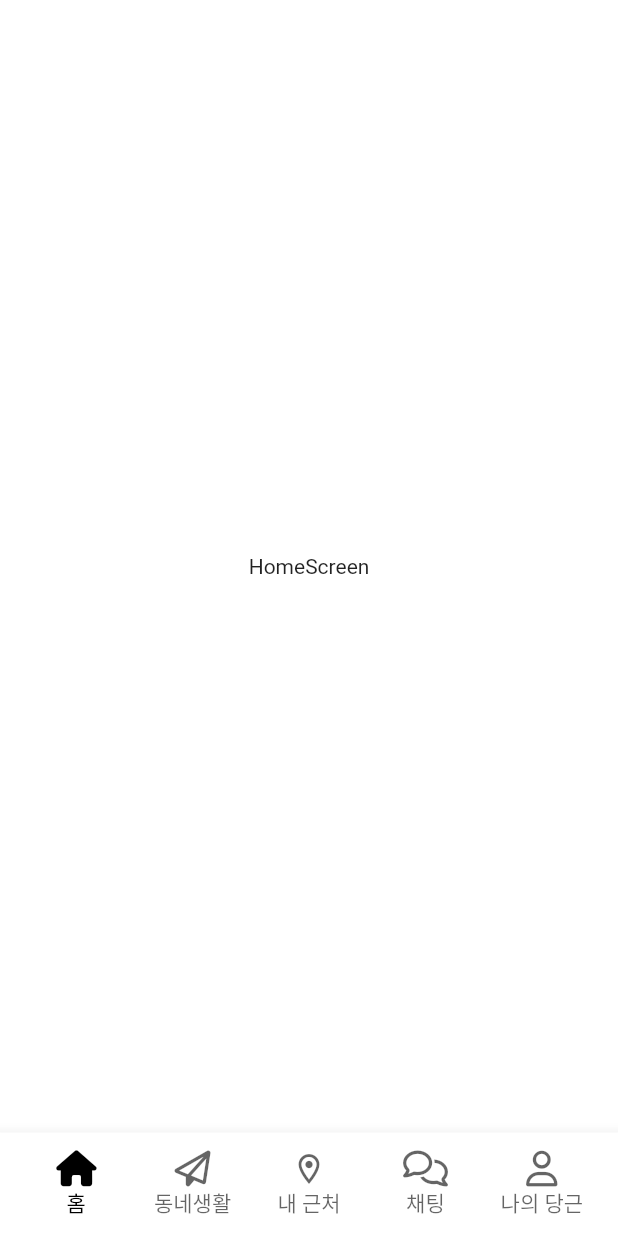
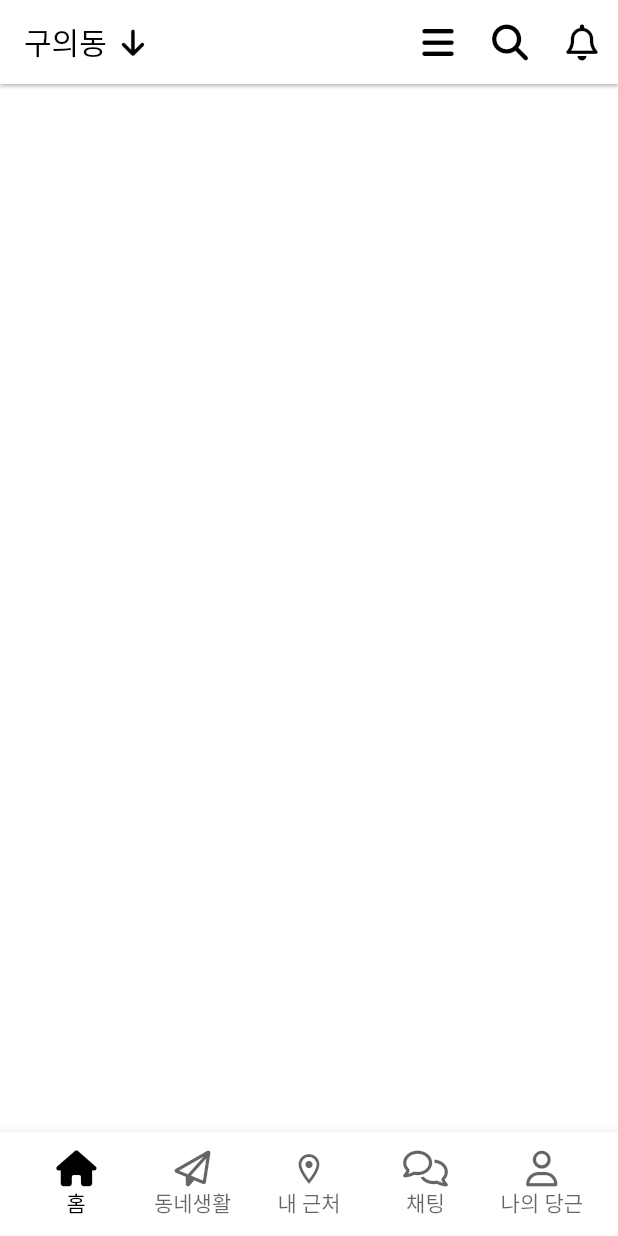
Before and after one commit to dlrlfgh1210/CarrotMarket-Clone, a Flutter app: the screen it shows after launch, on a phone screen of 412 x 824 dp. Run offline on Flutter 3.47's test engine with Material 2 defaults, Android fonts, the phone set to English and light mode, and no system bars; our stand-ins replace font_awesome_flutter; missing offline and left inert: kakao_flutter_sdk_user.

Commit message:
AppBar 구현

```diff
--- a/lib/home/home_screen.dart
+++ b/lib/home/home_screen.dart
@@ -1,4 +1,5 @@
 import 'package:flutter/material.dart';
+import 'package:font_awesome_flutter/font_awesome_flutter.dart';
 
 class HomeScreen extends StatefulWidget {
   const HomeScreen({super.key});
@@ -10,8 +11,38 @@ class HomeScreen extends StatefulWidget {
 class _HomeScreenState extends State<HomeScreen> {
   @override
   Widget build(BuildContext context) {
-    return const Center(
-      child: Text('HomeScreen'),
+    return Scaffold(
+      appBar: AppBar(
+        title: GestureDetector(
+          onTap: () {},
+          child: const Row(
+            children: [
+              Text('구의동'),
+              SizedBox(
+                width: 10,
+              ),
+              FaIcon(
+                FontAwesomeIcons.arrowDown,
+                size: 20,
+              ),
+            ],
+          ),
+        ),
+        actions: [
+          IconButton(
+            onPressed: () {},
+            icon: const FaIcon(FontAwesomeIcons.bars),
+          ),
+          IconButton(
+            onPressed: () {},
+            icon: const FaIcon(FontAwesomeIcons.magnifyingGlass),
+          ),
+          IconButton(
+            onPressed: () {},
+            icon: const FaIcon(FontAwesomeIcons.bell),
+          ),
+        ],
+      ),
     );
   }
 }
--- a/lib/main.dart
+++ b/lib/main.dart
@@ -1,5 +1,5 @@
 import 'package:flutter/material.dart';
-import 'package:flutter_carrot_market/main_navigation_screen.dart';
+import 'package:flutter_carrot_market/navigation/main_navigation_screen.dart';
 import 'package:kakao_flutter_sdk_user/kakao_flutter_sdk_user.dart';
 
 void main() {
@@ -18,7 +18,7 @@ class MyApp extends StatelessWidget {
         appBarTheme: const AppBarTheme(
             foregroundColor: Colors.black,
             backgroundColor: Colors.white,
-            elevation: 0,
+            elevation: 1,
             titleTextStyle: TextStyle(
               color: Colors.black,
               fontSize: 20,
--- a/lib/main_navigation_screen.dart
+++ b/lib/navigation/main_navigation_screen.dart
@@ -1,6 +1,6 @@
 import 'package:flutter/material.dart';
 import 'package:flutter_carrot_market/home/home_screen.dart';
-import 'package:flutter_carrot_market/nav_tab.dart';
+import 'package:flutter_carrot_market/navigation/nav_tab.dart';
 import 'package:font_awesome_flutter/font_awesome_flutter.dart';
 
 class MainNavigationScreen extends StatefulWidget {
```
Also changed, not shown: lib/navigation/nav_tab.dart (renamed from lib/nav_tab.dart).
